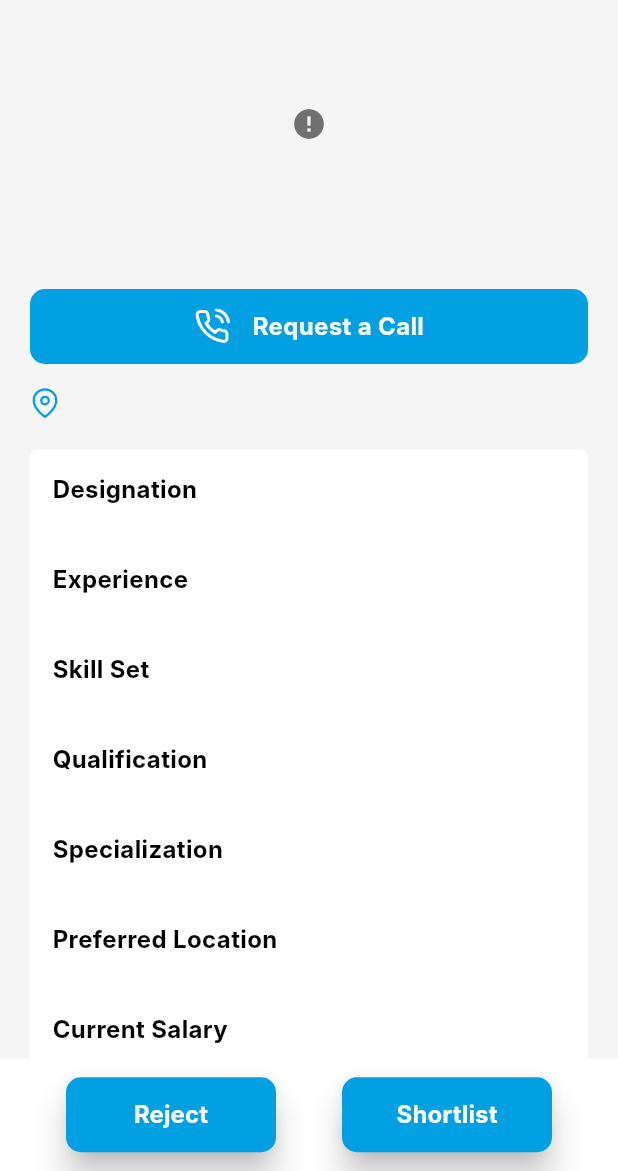
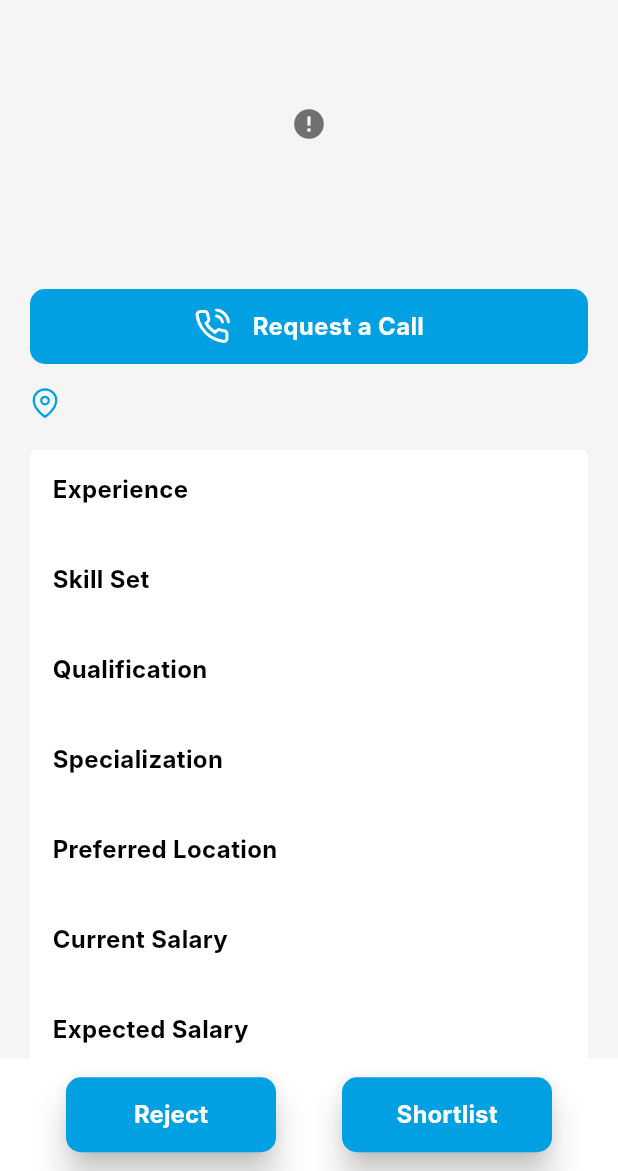
Before and after one commit to NivasKumaravel/getifyjobsrecruiter, a Flutter app: the Direct_Candidate_Profile_Screen screen opened directly with empty values, on a phone screen of 412 x 824 dp, the part 65-1236 px from its top. Run offline on Flutter 3.47's test engine with Material 3 defaults, Android fonts, the phone set to English and light mode, and no system bars; our stand-ins replace dio, dotted_border, file_picker, firebase_core, firebase_messaging, flutter_easyloading and 21 more; missing offline and left inert: dart:ffi, flutter_pdfview, qr_code_scanner, super_tag_editor; accounts and stored records are empty; network calls fail; Roboto replaces fonts that are missing (Inter); project files that could hold a hidden picture were left out.

Commit message:
Committing Fixing Bugs

```diff
--- a/lib/Src/Common_Widgets/Common_Candidate_Profile.dart
+++ b/lib/Src/Common_Widgets/Common_Candidate_Profile.dart
@@ -339,7 +339,7 @@ class Direct_Candidate_Profile_ScreenState extends ConsumerState<Direct_Candidat
                         ):
                         Column(
                           children: [
-                            Center(child: Text('Recruiter Requested for Reschedule Interview on',style: attacht1,)),
+                            Center(child: Text('Recruiter Requested for Rescheduled Interview on',style: attacht1,)),
                             Center(child: Text('${candiateProfileData?.recruiterReschedule?.interviewTime == null?SingleTon().setTime:
                             candiateProfileData?.recruiterReschedule?.interviewTime ?? "" }, '
                                 '${candiateProfileData?.recruiterReschedule?.interviewDate == null?
@@ -491,11 +491,17 @@ class Direct_Candidate_Profile_ScreenState extends ConsumerState<Direct_Candidat
         crossAxisAlignment: CrossAxisAlignment.start,
         children: [
           SizedBox(height: 15,),
-          _profileInformation(title: 'Designation', data: candiateProfileData?.designation ?? ""),
+
+          candiateProfileData?.careerStatus == 'Fresher' ? Container() :
+          candiateProfileData?.careerStatus == 'Student' ? Container() :
+          candiateProfileData?.careerStatus == 'Experienced' ?
+          _profileInformation(title: 'Designation', data: candiateProfileData?.designation ?? ""):
+
+
           candiateProfileData?.experience == null?Container(): _profileInformation(title: 'Experience', data: candiateProfileData?.experience ?? ""),
           _profileInformation(title: 'Skill Set', data: candiateProfileData?.skill ?? ""),
           _profileInformation(title: 'Qualification', data: candiateProfileData?.qualification ?? ""),
-          _profileInformation(title: 'Specialization', data: candiateProfileData?.specialization ?? ""),
+          _profileInformation(title: 'Specialization', data: candiateProfileData?.specializationId ?? ""),
           _profileInformation(title: 'Preferred Location', data: candiateProfileData?.preferredLocation ?? ""),
           candiateProfileData?.currentSalary == null?Container():_profileInformation(title: 'Current Salary', data: candiateProfileData?.currentSalary ?? ""),
           _profileInformation(title: 'Expected Salary', data: candiateProfileData?.expectedSalary ?? ""),
--- a/lib/Src/Recruiter_Mobile_Screen/Home_DashBoard/Recruiter_Job_UI/Recruiter_Campus_Job_Ui/Recruiter_Campus_List_Candidates.dart
+++ b/lib/Src/Recruiter_Mobile_Screen/Home_DashBoard/Recruiter_Job_UI/Recruiter_Campus_Job_Ui/Recruiter_Campus_List_Candidates.dart
@@ -60,7 +60,7 @@ class _Recruiter_Campus_List_CandidatesState extends ConsumerState<Recruiter_Cam
     return Scaffold(
       backgroundColor: white2,
       appBar: Custom_AppBar(
-        title: "List of Candidates",
+        title: " List of Candidates",
         isUsed: true,
         actions: [],
         isLogoUsed: true,
--- a/lib/Src/Recruiter_Mobile_Screen/Home_DashBoard/Recruiter_Job_UI/Recruiter_Campus_Job_Ui/Recruiter_Direct_Job_Detail_Screen.dart
+++ b/lib/Src/Recruiter_Mobile_Screen/Home_DashBoard/Recruiter_Job_UI/Recruiter_Campus_Job_Ui/Recruiter_Direct_Job_Detail_Screen.dart
@@ -122,7 +122,6 @@ class _Recruiter_Direct_Job_Detail_ScreenState extends State<Recruiter_Direct_Jo
             ),
             Container(
               height: 300,
-              // color: Colors.cyan,
               child: TabBarView(
                 controller: _tabController,
                 children: [
--- a/lib/Src/Recruiter_Mobile_Screen/Home_DashBoard/Recruiter_Job_UI/Recruiter_Create_Job.dart
+++ b/lib/Src/Recruiter_Mobile_Screen/Home_DashBoard/Recruiter_Job_UI/Recruiter_Create_Job.dart
@@ -91,7 +91,7 @@ class _CreateJobState extends ConsumerState<CreateJob> {
   ];
 
   List<String> workTypeVal = [
-    // "Please Select"
+    "Please Select",
     "Apprenticeship",
     "Trainee",
     "Employment on commission",
@@ -421,7 +421,6 @@ class _CreateJobState extends ConsumerState<CreateJob> {
                           });
                         },
                       ),
-
 
                       //Shift Details
                       Title_Style(Title: 'Shift Details', isStatus: true),
--- a/lib/Src/Recruiter_Mobile_Screen/Home_DashBoard/Recruiter_Job_UI/Recruiter_Direct_Job_Ui/Recuiter_JobDetail_Page.dart
+++ b/lib/Src/Recruiter_Mobile_Screen/Home_DashBoard/Recruiter_Job_UI/Recruiter_Direct_Job_Ui/Recuiter_JobDetail_Page.dart
@@ -466,9 +466,13 @@ class _Recruiter_JobDetail_PageState
             textWithheader(
                 headertxt: "Qualification",
                 subtxt: DirectJobDetailResponseData?.qualification ?? ""),
+
+            DirectJobDetailResponseData?.specialization == null ? Container() :
             textWithheader(
                 headertxt: "Specialization",
                 subtxt: DirectJobDetailResponseData?.specialization ?? ""),
+
+
             DirectJobDetailResponseData?.currentArrears == ''
                 ? Container()
                 : textWithheader(
@@ -489,7 +493,7 @@ class _Recruiter_JobDetail_PageState
             textWithheader(
                 headertxt: "Work Type",
                 subtxt: DirectJobDetailResponseData?.workType ?? ""),
-            DirectJobDetailResponseData?.workMode == ""
+            DirectJobDetailResponseData?.workMode == "Please Select"
                 ? Container()
                 : textWithheader(
                     headertxt: "Work Mode",
--- a/lib/Src/Recruiter_Mobile_Screen/Recruiter_Forget_Password_Ui/Recruiter_Forget_Mobile_Screen.dart
+++ b/lib/Src/Recruiter_Mobile_Screen/Recruiter_Forget_Password_Ui/Recruiter_Forget_Mobile_Screen.dart
@@ -79,7 +79,7 @@ class _Recruiter_Forget_Mobile_ScreenState extends ConsumerState<Recruiter_Forge
                               left: 20, top: 20, right: 20, bottom: 250),
                           child:  textFormField(
                             // isEnabled: false,
-                              hintText: "Mobile Number",
+                              hintText: "Enter Mobile Number",
                               keyboardtype: TextInputType.phone,
                               Controller: _mobileController,
                               inputFormatters: [
@@ -109,7 +109,7 @@ class _Recruiter_Forget_Mobile_ScreenState extends ConsumerState<Recruiter_Forge
                                       text: 'If you already have an account, click ',
                                       style: richtext1,
                                       children: <TextSpan>[
-                                        TextSpan(text: 'Log in',
+                                        TextSpan(text: 'LOG IN',
                                             style: richtext2,
                                             recognizer: TapGestureRecognizer()
                                               ..onTap = () {
```
Also changed, not shown: lib/Src/Recruiter_Mobile_Screen/Recruiter_Otp_Verification_Ui/Recruiter_Otp_Verification_Screen.dart (+8 -0 lines).
